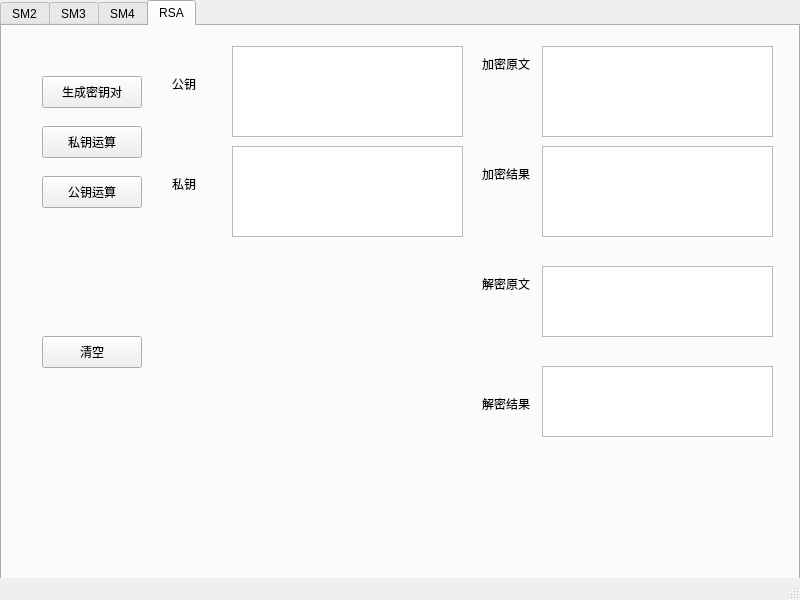
First picture: the form in mainwindow.ui, repository supermanc88/CryptoTool, before the edit.
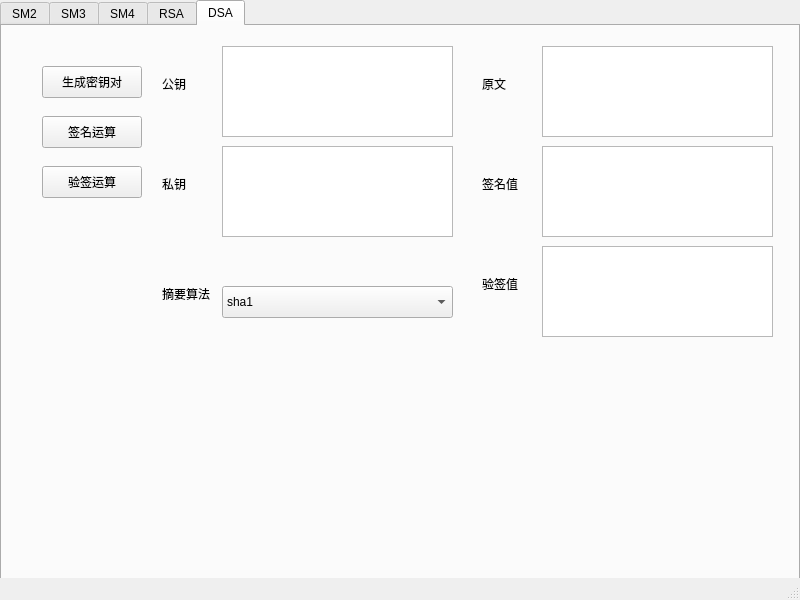
Second picture: the form after the edit.

Commit message:
添加DSA算法生成密钥对代码
签名代码还报错，需要修复

The edit to the form file:
```diff
--- a/mainwindow.ui
+++ b/mainwindow.ui
@@ -30,7 +30,7 @@
      <enum>QTabWidget::TabShape::Rounded</enum>
     </property>
     <property name="currentIndex">
-     <number>3</number>
+     <number>4</number>
     </property>
     <widget class="QWidget" name="tab_sm2">
      <attribute name="title">
@@ -898,6 +898,208 @@
       </property>
      </widget>
     </widget>
+    <widget class="QWidget" name="tab_dsa">
+     <attribute name="title">
+      <string>DSA</string>
+     </attribute>
+     <widget class="QPushButton" name="pushButton_dsa_verify_operation">
+      <property name="geometry">
+       <rect>
+        <x>40</x>
+        <y>140</y>
+        <width>100</width>
+        <height>32</height>
+       </rect>
+      </property>
+      <property name="text">
+       <string>验签运算</string>
+      </property>
+     </widget>
+     <widget class="QPushButton" name="pushButton_gen_dsa_keypair">
+      <property name="geometry">
+       <rect>
+        <x>40</x>
+        <y>40</y>
+        <width>100</width>
+        <height>32</height>
+       </rect>
+      </property>
+      <property name="text">
+       <string>生成密钥对</string>
+      </property>
+     </widget>
+     <widget class="QPushButton" name="pushButton_dsa_sign_operation">
+      <property name="geometry">
+       <rect>
+        <x>40</x>
+        <y>90</y>
+        <width>100</width>
+        <height>32</height>
+       </rect>
+      </property>
+      <property name="text">
+       <string>签名运算</string>
+      </property>
+     </widget>
+     <widget class="QTextEdit" name="textEdit_dsa_prikey">
+      <property name="geometry">
+       <rect>
+        <x>220</x>
+        <y>120</y>
+        <width>231</width>
+        <height>91</height>
+       </rect>
+      </property>
+     </widget>
+     <widget class="QLabel" name="label_26">
+      <property name="geometry">
+       <rect>
+        <x>160</x>
+        <y>50</y>
+        <width>58</width>
+        <height>16</height>
+       </rect>
+      </property>
+      <property name="text">
+       <string>公钥</string>
+      </property>
+     </widget>
+     <widget class="QLabel" name="label_30">
+      <property name="geometry">
+       <rect>
+        <x>160</x>
+        <y>150</y>
+        <width>58</width>
+        <height>16</height>
+       </rect>
+      </property>
+      <property name="text">
+       <string>私钥</string>
+      </property>
+     </widget>
+     <widget class="QTextEdit" name="textEdit_dsa_pubkey">
+      <property name="geometry">
+       <rect>
+        <x>220</x>
+        <y>20</y>
+        <width>231</width>
+        <height>91</height>
+       </rect>
+      </property>
+     </widget>
+     <widget class="QTextEdit" name="textEdit_dsa_sign_result">
+      <property name="geometry">
+       <rect>
+        <x>540</x>
+        <y>120</y>
+        <width>231</width>
+        <height>91</height>
+       </rect>
+      </property>
+     </widget>
+     <widget class="QLabel" name="label_31">
+      <property name="geometry">
+       <rect>
+        <x>480</x>
+        <y>150</y>
+        <width>58</width>
+        <height>16</height>
+       </rect>
+      </property>
+      <property name="text">
+       <string>签名值</string>
+      </property>
+     </widget>
+     <widget class="QTextEdit" name="textEdit_dsa_sign_data">
+      <property name="geometry">
+       <rect>
+        <x>540</x>
+        <y>20</y>
+        <width>231</width>
+        <height>91</height>
+       </rect>
+      </property>
+     </widget>
+     <widget class="QLabel" name="label_27">
+      <property name="geometry">
+       <rect>
+        <x>480</x>
+        <y>50</y>
+        <width>58</width>
+        <height>16</height>
+       </rect>
+      </property>
+      <property name="text">
+       <string>原文</string>
+      </property>
+     </widget>
+     <widget class="QTextEdit" name="textEdit_dsa_verify_result">
+      <property name="geometry">
+       <rect>
+        <x>540</x>
+        <y>220</y>
+        <width>231</width>
+        <height>91</height>
+       </rect>
+      </property>
+     </widget>
+     <widget class="QLabel" name="label_32">
+      <property name="geometry">
+       <rect>
+        <x>480</x>
+        <y>250</y>
+        <width>58</width>
+        <height>16</height>
+       </rect>
+      </property>
+      <property name="text">
+       <string>验签值</string>
+      </property>
+     </widget>
+     <widget class="QLabel" name="label_33">
+      <property name="geometry">
+       <rect>
+        <x>160</x>
+        <y>260</y>
+        <width>58</width>
+        <height>16</height>
+       </rect>
+      </property>
+      <property name="text">
+       <string>摘要算法</string>
+      </property>
+     </widget>
+     <widget class="QComboBox" name="comboBox">
+      <property name="geometry">
+       <rect>
+        <x>220</x>
+        <y>260</y>
+        <width>231</width>
+        <height>32</height>
+       </rect>
+      </property>
+      <item>
+       <property name="text">
+        <string>sha1</string>
+       </property>
+      </item>
+      <item>
+       <property name="text">
+        <string>sha256</string>
+       </property>
+      </item>
+      <item>
+       <property name="text">
+        <string>sha384</string>
+       </property>
+      </item>
+      <item>
+       <property name="text">
+        <string>sha512</string>
+       </property>
+      </item>
+     </widget>
+    </widget>
    </widget>
   </widget>
   <widget class="QStatusBar" name="statusbar"/>
```
The commit also changes 2 other files.
